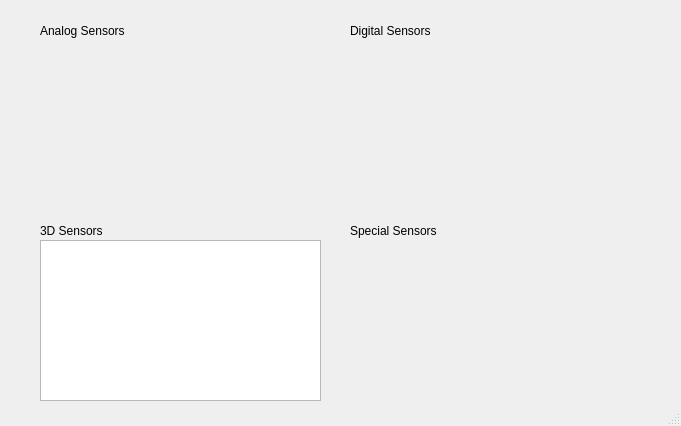
Qt form trikTelemetry/mainwindow.ui (qreal/tools) before a commit.
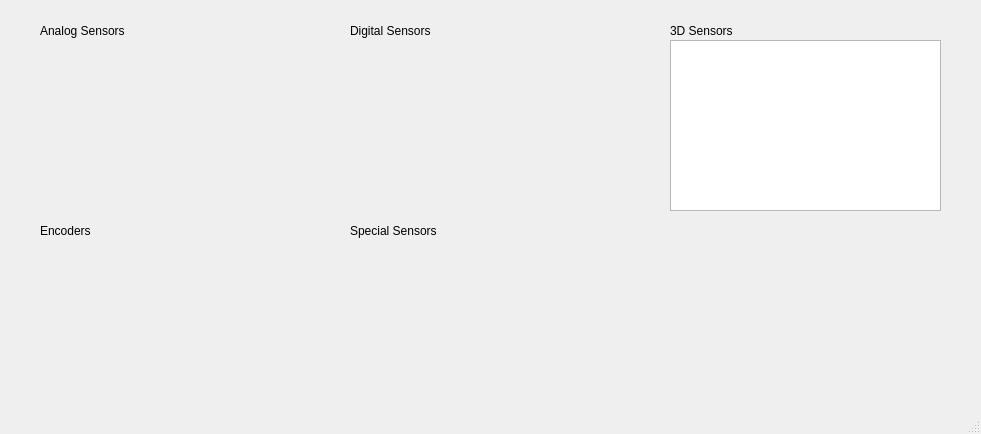
The same form after that commit. Custom widgets are drawn as their Qt base class.

Commit message: encoders widget added

Diff of the .ui file:
```diff
--- a/trikTelemetry/mainwindow.ui
+++ b/trikTelemetry/mainwindow.ui
@@ -6,8 +6,8 @@
    <rect>
     <x>0</x>
     <y>0</y>
-    <width>681</width>
-    <height>426</height>
+    <width>981</width>
+    <height>434</height>
    </rect>
   </property>
   <property name="windowTitle">
@@ -43,8 +43,8 @@
    <widget class="QLabel" name="sensors3dLabel">
     <property name="geometry">
      <rect>
-      <x>40</x>
-      <y>220</y>
+      <x>670</x>
+      <y>20</y>
       <width>151</width>
       <height>21</height>
      </rect>
@@ -99,13 +99,36 @@
    <widget class="Sensors3DList" name="sensors3d">
     <property name="geometry">
      <rect>
+      <x>670</x>
+      <y>40</y>
+      <width>271</width>
+      <height>171</height>
+     </rect>
+    </property>
+   </widget>
+   <widget class="SensorsList" name="encoders" native="true">
+    <property name="geometry">
+     <rect>
       <x>40</x>
       <y>240</y>
-      <width>281</width>
+      <width>291</width>
       <height>161</height>
      </rect>
     </property>
    </widget>
+   <widget class="QLabel" name="encodersLabel">
+    <property name="geometry">
+     <rect>
+      <x>40</x>
+      <y>220</y>
+      <width>151</width>
+      <height>21</height>
+     </rect>
+    </property>
+    <property name="text">
+     <string>Encoders</string>
+    </property>
+   </widget>
   </widget>
   <widget class="QStatusBar" name="statusBar"/>
  </widget>
```
The commit also changes 5 other files.
